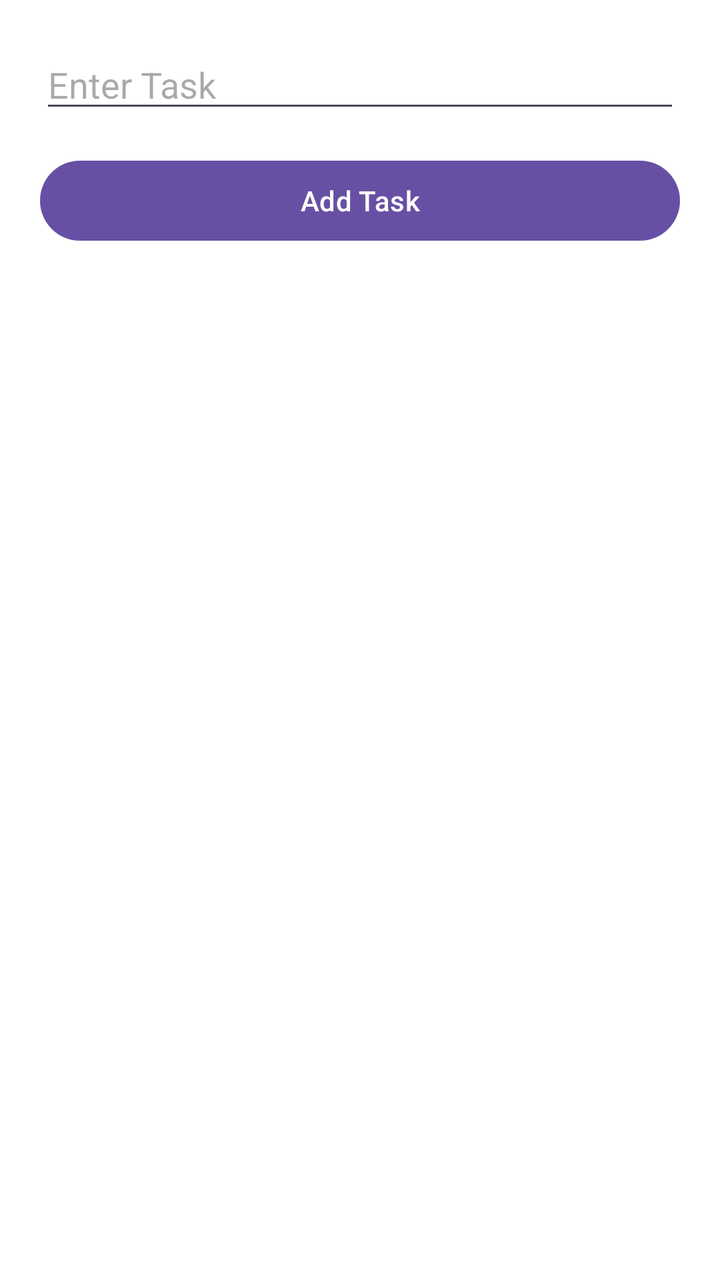
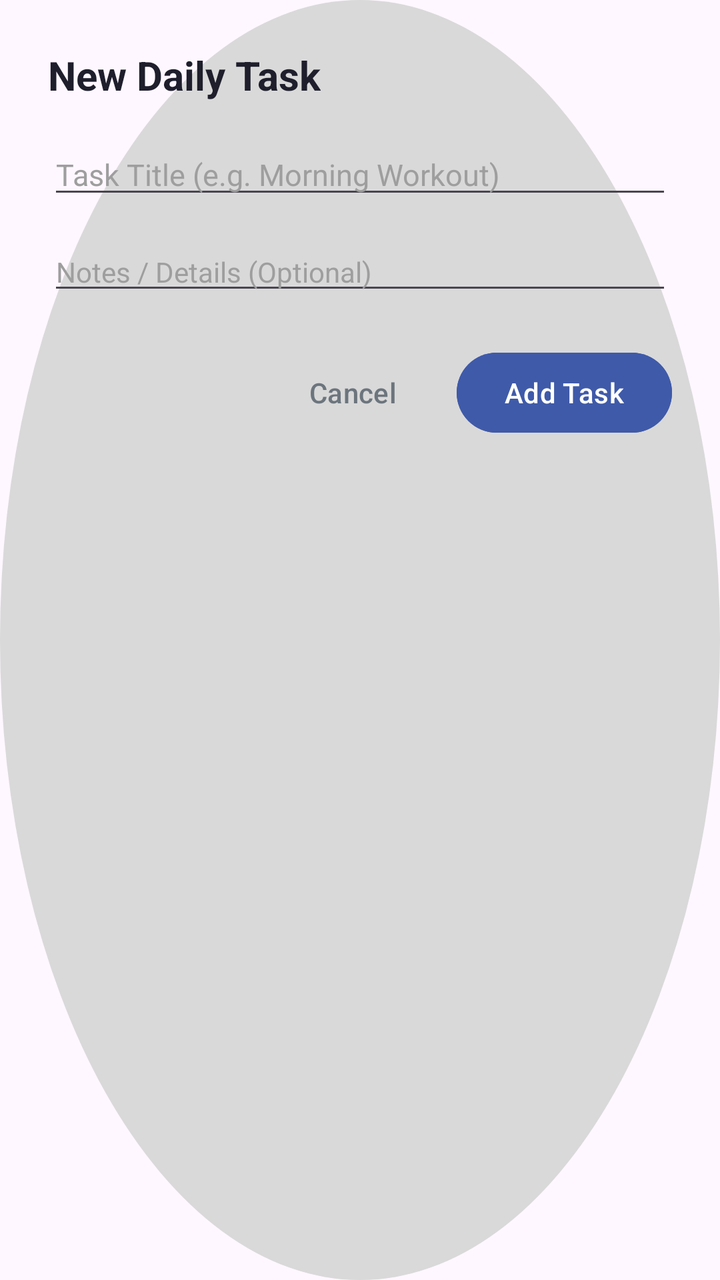

Compare the two renders of this Android layout. The source of the first and the diff that turns it into the second are given below.
<!-- AndroidManifest.xml: application theme Theme.MyApplication -->
<!-- res/layout/add_task_dialog.xml -->
<?xml version="1.0" encoding="utf-8"?>
<LinearLayout xmlns:android="http://schemas.android.com/apk/res/android"
    android:layout_width="300dp"
    android:layout_height="wrap_content"
    android:orientation="vertical"
    android:padding="20dp"
    android:background="#FFFFFF">

    <EditText
        android:id="@+id/task_input"
        android:layout_width="match_parent"
        android:layout_height="wrap_content"
        android:hint="Enter Task"/>

    <Button
        android:id="@+id/save_task_btn"
        android:layout_width="match_parent"
        android:layout_height="wrap_content"
        android:layout_marginTop="15dp"
        android:text="Add Task"/>

</LinearLayout>
<!-- resources referenced by this layout -->
<resources>
  <style name="Theme.MyApplication" parent="Base.Theme.MyApplication" />
  <style name="Base.Theme.MyApplication" parent="Theme.Material3.DayNight.NoActionBar">
          
  
          <item name="android:statusBarColor">@android:color/white</item>
          <item name="android:windowLightStatusBar">true</item>
  
  
      </style>
</resources>

<!-- the commit's change to res/layout/add_task_dialog.xml (unified diff, before → after) -->
@@ -1,22 +1,67 @@
 <?xml version="1.0" encoding="utf-8"?>
 <LinearLayout xmlns:android="http://schemas.android.com/apk/res/android"
-    android:layout_width="300dp"
+    android:layout_width="320dp"
     android:layout_height="wrap_content"
     android:orientation="vertical"
-    android:padding="20dp"
-    android:background="#FFFFFF">
+    android:padding="24dp"
+    android:background="@drawable/circle_bg">
+
+    <TextView
+        android:id="@+id/dialog_title"
+        android:layout_width="wrap_content"
+        android:layout_height="wrap_content"
+        android:text="New Daily Task"
+        android:textColor="#1E1E2C"
+        android:textSize="20sp"
+        android:textStyle="bold" />
 
     <EditText
         android:id="@+id/task_input"
         android:layout_width="match_parent"
         android:layout_height="wrap_content"
-        android:hint="Enter Task"/>
+        android:layout_marginTop="16dp"
+        android:hint="Task Title (e.g. Morning Workout)"
+        android:inputType="textCapSentences"
+        android:textColor="#1E1E2C"
+        android:textColorHint="#9E9E9E"
+        android:textSize="15sp" />
 
-    <Button
-        android:id="@+id/save_task_btn"
+    <EditText
+        android:id="@+id/task_desc_input"
         android:layout_width="match_parent"
         android:layout_height="wrap_content"
-        android:layout_marginTop="15dp"
-        android:text="Add Task"/>
+        android:layout_marginTop="12dp"
+        android:hint="Notes / Details (Optional)"
+        android:inputType="textCapSentences"
+        android:textColor="#1E1E2C"
+        android:textColorHint="#9E9E9E"
+        android:textSize="14sp" />
+
+
+    <LinearLayout
+        android:layout_width="match_parent"
+        android:layout_height="wrap_content"
+        android:layout_marginTop="20dp"
+        android:gravity="end"
+        android:orientation="horizontal">
+
+        <Button
+            android:id="@+id/cancel_task_btn"
+            style="?attr/borderlessButtonStyle"
+            android:layout_width="wrap_content"
+            android:layout_height="wrap_content"
+            android:text="Cancel"
+            android:textColor="#6C757D" />
+
+        <Button
+            android:id="@+id/save_task_btn"
+            android:layout_width="wrap_content"
+            android:layout_height="wrap_content"
+            android:layout_marginStart="8dp"
+            android:backgroundTint="#3F5AA9"
+            android:text="Add Task"
+            android:textColor="#FFFFFF" />
+
+    </LinearLayout>
 
 </LinearLayout>
<!-- resource entries referenced after the edit -->
@@ -1,6 +1,16 @@
 <!-- resources referenced by this layout -->
 <resources>
+  <!-- drawable circle_bg (drawable) -->
+  <?xml version="1.0" encoding="utf-8"?>
+  <shape xmlns:android="http://schemas.android.com/apk/res/android"
+      android:shape="oval">
+  
+  
+      <solid android:color="@color/Circle_bg_Color" />
+  
+  </shape>
   <style name="Theme.MyApplication" parent="Base.Theme.MyApplication" />
+  <color name="Circle_bg_Color">#D9D9D9</color>
   <style name="Base.Theme.MyApplication" parent="Theme.Material3.DayNight.NoActionBar">
           
   
